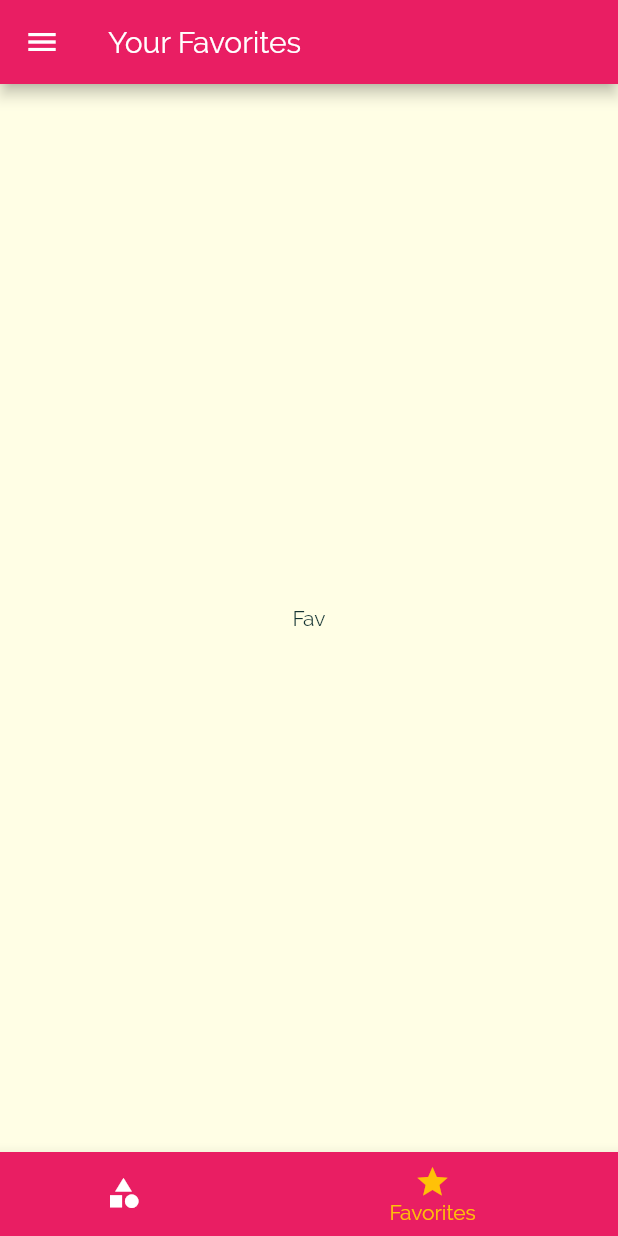
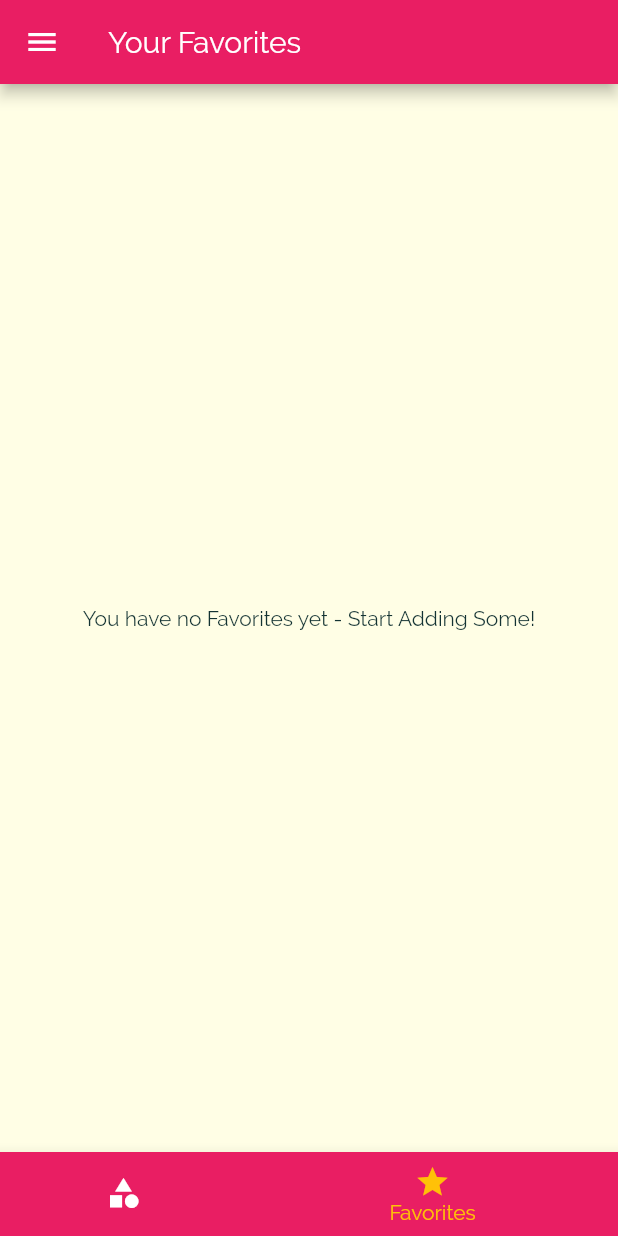
Before and after one commit to AyariAhmed/Recipes-Memo-Mobile, a Flutter app: the screen it shows after launch, item 2 of the bottom bar chosen, on a phone screen of 412 x 824 dp. Run offline on Flutter 3.47's test engine with Material 2 defaults, Android fonts, the phone set to English and light mode, and no system bars.

Commit message:
Added Favorites functionality

```diff
--- a/lib/main.dart
+++ b/lib/main.dart
@@ -15,30 +15,49 @@ class MyApp extends StatefulWidget {
 }
 
 class _MyAppState extends State<MyApp> {
-
-  Map<String,bool> _filters= {
-    'gluten' : false,
-    'lactose' : false,
-    'vegan' : false,
-    'vegetarian' : false
+  Map<String, bool> _filters = {
+    'gluten': false,
+    'lactose': false,
+    'vegan': false,
+    'vegetarian': false
   };
 
-  void _setFilters(Map<String,bool> filterData){
+  void _setFilters(Map<String, bool> filterData) {
     setState(() {
       _filters = filterData;
 
-      _availableMeals=DUMMY_MEALS.where((meal){
-        if(_filters['gluten'] && !meal.isGlutenFree) return false;
-        if(_filters['lactose'] && !meal.isLactoseFree) return false;
-        if(_filters['vegan'] && !meal.isVegan) return false;
-        if(_filters['vegetarian'] && !meal.isVegetarian) return false;
+      _availableMeals = DUMMY_MEALS.where((meal) {
+        if (_filters['gluten'] && !meal.isGlutenFree) return false;
+        if (_filters['lactose'] && !meal.isLactoseFree) return false;
+        if (_filters['vegan'] && !meal.isVegan) return false;
+        if (_filters['vegetarian'] && !meal.isVegetarian) return false;
         return true;
       }).toList();
-
     });
   }
 
+  void _toggleFavorite(String mealId) {
+    final existingIndex =
+    _favoriteMeals.indexWhere((meal) => meal.id == mealId);
+    if (existingIndex >= 0) {
+      setState(() {
+        _favoriteMeals.removeAt(existingIndex);
+      });
+    } else {
+      setState(() {
+        _favoriteMeals.add(
+            DUMMY_MEALS.firstWhere((meal) => meal.id == mealId)
+        );
+      });
+    }
+  }
+
+  bool _isMealFavorite(String id) {
+    return _favoriteMeals.any((element) => element.id == id);
+  }
+
   List<Meal> _availableMeals = DUMMY_MEALS;
+  List<Meal> _favoriteMeals = [];
 
   @override
   Widget build(BuildContext context) {
@@ -50,7 +69,10 @@ class _MyAppState extends State<MyApp> {
           accentColor: Colors.amber,
           canvasColor: Color.fromRGBO(255, 254, 229, 1),
           fontFamily: 'Raleway',
-          textTheme: ThemeData.light().textTheme.copyWith(
+          textTheme: ThemeData
+              .light()
+              .textTheme
+              .copyWith(
               bodyText2: TextStyle(
                 color: Color.fromRGBO(20, 51, 51, 1),
               ),
@@ -60,13 +82,16 @@ class _MyAppState extends State<MyApp> {
                   fontSize: 20,
                   fontWeight: FontWeight.bold))),
       /*home: CategoriesScreen(),*/
-      initialRoute: '/', // default is '/'
+      initialRoute: '/',
+      // default is '/'
       routes: {
-          /*'/' : (ctx) => CategoriesScreen(),*/
-          TabsScreen.routeName : (ctx) => TabsScreen(), // '/'
-          CategoryMealsScreen.routeName : (ctx) => CategoryMealsScreen(_availableMeals),
-          MealDetailScreen.routeName : (ctx) => MealDetailScreen(),
-          FiltersScreen.routeName : (ctx) => FiltersScreen(_filters,_setFilters)
+        /*'/' : (ctx) => CategoriesScreen(),*/
+        TabsScreen.routeName: (ctx) => TabsScreen(_favoriteMeals), // '/'
+        CategoryMealsScreen.routeName: (ctx) =>
+            CategoryMealsScreen(_availableMeals),
+        MealDetailScreen.routeName: (ctx) =>
+            MealDetailScreen(_toggleFavorite, _isMealFavorite),
+        FiltersScreen.routeName: (ctx) => FiltersScreen(_filters, _setFilters)
       },
       /*onGenerateRoute: (settings){
         print(settings.arguments);
@@ -74,7 +99,7 @@ class _MyAppState extends State<MyApp> {
           return MaterialPageRoute(builder: (ctx)=> MealDetailScreen());
         return MaterialPageRoute(builder: (ctx) => CategoryMealsScreen());
       },*/
-      onUnknownRoute: (setting){
+      onUnknownRoute: (setting) {
         // onUnknownRoute is used as a last Resort when no route is found
         return MaterialPageRoute(builder: (ctx) => CategoriesScreen());
       },
--- a/lib/screens/category_meals_screen.dart
+++ b/lib/screens/category_meals_screen.dart
@@ -60,7 +60,7 @@ class _CategoryMealsScreenState extends State<CategoryMealsScreen> {
               duration: meal.duration,
               complexity: meal.complexity,
               affordability: meal.affordability,
-              removeItem: _removeMeal,
+
             );
           },
           itemCount: displayedMeals.length,
--- a/lib/screens/favorites_screen.dart
+++ b/lib/screens/favorites_screen.dart
@@ -1,11 +1,34 @@
 import 'package:flutter/material.dart';
+import 'package:recipes_memo/models/meal.dart';
+import 'package:recipes_memo/widgets/meal_item.dart';
 
 class FavoritesScreen extends StatelessWidget {
+  final List<Meal> favoriteMeals;
+
+  FavoritesScreen(this.favoriteMeals);
+
   @override
   Widget build(BuildContext context) {
-    return Center(
-        child: Text('Fav'),
+    if(favoriteMeals.isEmpty){
+      return Center(
+        child: Text('You have no Favorites yet - Start Adding Some!'),
+      );
+    }else{
+      return ListView.builder(
+        itemBuilder: (ctx, index) {
+          var meal = favoriteMeals[index];
+          return MealItem(
+            id: meal.id,
+            title: meal.title,
+            imageUrl: meal.imageUrl,
+            duration: meal.duration,
+            complexity: meal.complexity,
+            affordability: meal.affordability,
+          );
+        },
+        itemCount:favoriteMeals.length,
+      );
+    }
 
-    );
   }
 }
--- a/lib/screens/tabs_screen.dart
+++ b/lib/screens/tabs_screen.dart
@@ -1,20 +1,31 @@
 import 'package:flutter/material.dart';
+import 'package:recipes_memo/models/meal.dart';
 import 'package:recipes_memo/screens/categories_screen.dart';
 import 'package:recipes_memo/screens/favorites_screen.dart';
 import 'package:recipes_memo/widgets/main_drawer.dart';
 
 class TabsScreen extends StatefulWidget {
   static const routeName = '/';
+
+  List<Meal> favoriteMeals ;
+  TabsScreen(this.favoriteMeals);
+
   @override
   _TabsScreenState createState() => _TabsScreenState();
 }
 
 class _TabsScreenState extends State<TabsScreen> {
 
-  final List<Map<String, Object>> _pages = [
-    {'page' :CategoriesScreen(),'title' : "Categories"},
-    {'page' :FavoritesScreen(),'title' : 'Your Favorites'}
-  ];
+  List<Map<String, Object>> _pages ;
+
+  @override
+  initState(){
+    _pages = [
+      {'page' :CategoriesScreen(),'title' : "Categories"},
+      {'page' :FavoritesScreen(widget.favoriteMeals),'title' : 'Your Favorites'}
+    ];
+    super.initState();
+  }
 
   int _selectedPageIndex = 0;
 
```
Also changed, not shown: lib/screens/meal_detail_screen.dart (+9 -2 lines), lib/widgets/meal_item.dart (+5 -5 lines).
